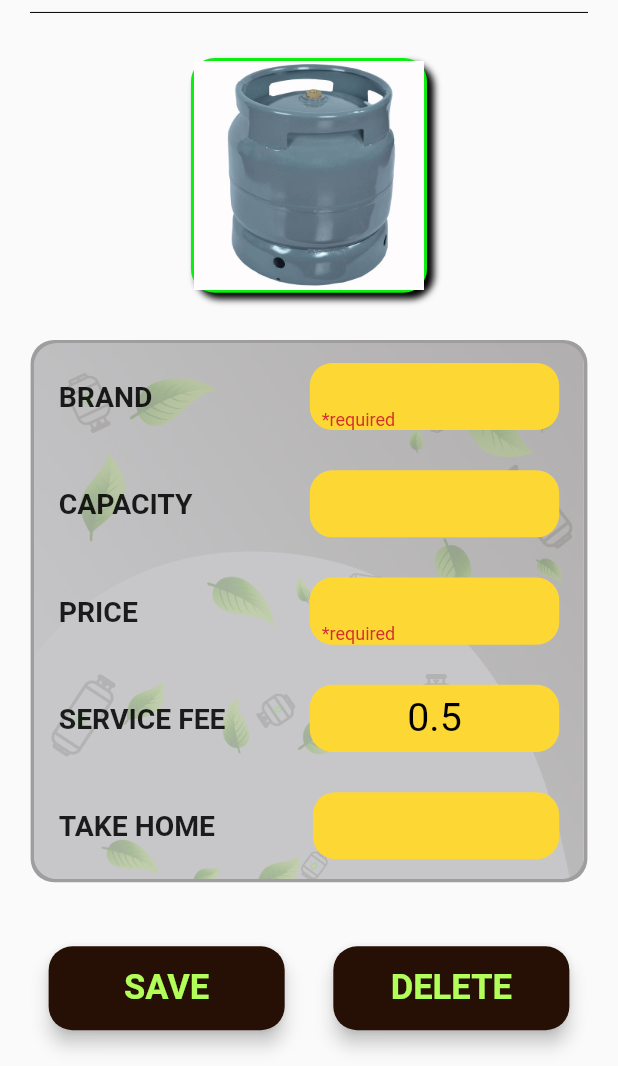
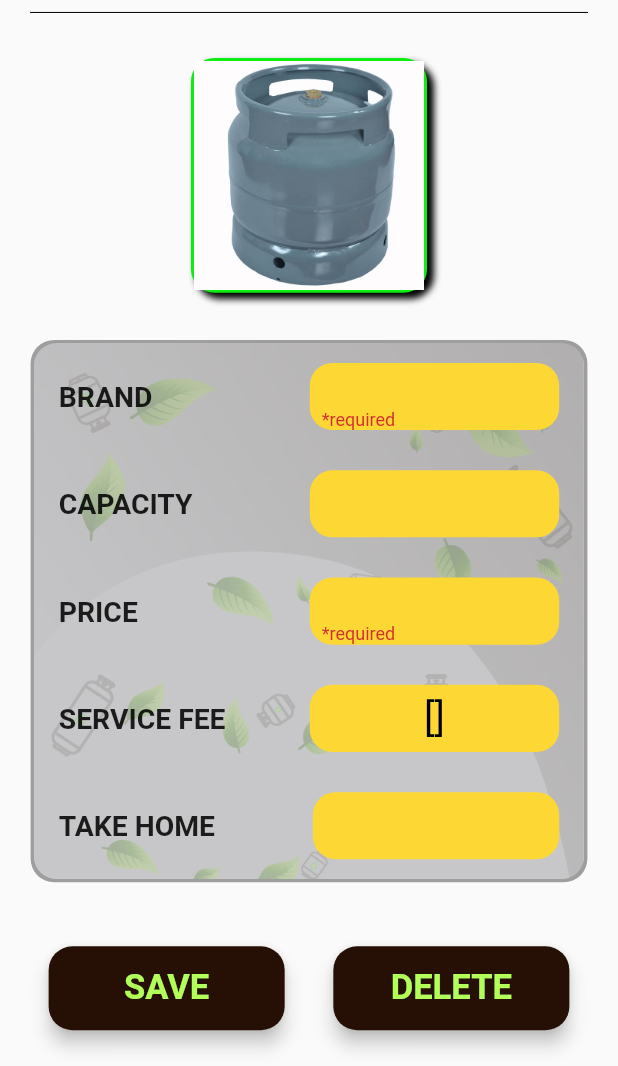
Before and after one commit to hillarymutaik/kelivog, a Flutter app: the SellDetails screen opened directly with empty values, after a tap on "SAVE", on a phone screen of 412 x 824 dp, the part 170-1236 px from its top. Run offline on Flutter 3.47's test engine with Material 2 defaults, Android fonts, the light colour scheme and no system bars; our stand-ins replace faker, flutter_screenutil, flutter_svg, form_field_validator, geocoding, geolocator and 3 more; accounts and stored records are empty; project files that could hold a hidden picture were left out.

Commit message:
Update 6kg_sell_details.dart

```diff
--- a/lib/Screens/6kg_sell_details.dart
+++ b/lib/Screens/6kg_sell_details.dart
@@ -34,12 +34,11 @@ class _SellDetailsState extends State<SellDetails> {
   late double price;
   late double serviceFee;
 
-  void _calculateDiscount() {
+  void _calculateTakeHome() {
     setState(() {
       savedAmount = price * serviceFee;
       takeHome = price - (price * serviceFee);
     });
-
     print(takeHome);
 
   }
@@ -314,7 +313,7 @@ class _SellDetailsState extends State<SellDetails> {
                                     color: Colors.yellow[600],
                                     borderRadius: BorderRadius.circular(15)),
                                 child: Center(
-                                    child: Text('0.5',
+                                    child: Text(fees.toString(),
                                         style: TextStyle(
                                             color: Colors.black,
                                             fontSize: 25.sp))),
@@ -323,65 +322,7 @@ class _SellDetailsState extends State<SellDetails> {
                           ],
                         ),
                       ),
-
-                      //rowItem('SERVICE FEE',details: fees.toString()),
                       rowItem('TAKE HOME',details: fees.toString()),
-
-                      // rowItem('SERVICE FEE', widget.fee.toString() ),
-                      // rowItem('TAKE HOME',
-                      //     (priceController.toString() + widget.fee).toString()),
-
-                      // Padding(
-                      //   padding: EdgeInsets.symmetric(
-                      //       vertical: 12.h, horizontal: 16.w),
-                      //   child: Row(
-                      //     children: [
-                      //       Expanded(
-                      //         child: Text("TAKE HOME",
-                      //             style: TextStyle(
-                      //               fontSize: 18.sp,
-                      //               fontWeight: FontWeight.bold,
-                      //             )),
-                      //       ),
-                      //       SizedBox(width: 1.w),
-                      //       Expanded(
-                      //         child: Container(
-                      //           width: 90.w,
-                      //           height: 40.h,
-                      //           decoration: BoxDecoration(
-                      //               color: Colors.yellow[600],
-                      //               borderRadius: BorderRadius.circular(15)),
-                      //           child: Center(
-                      //             //child: Text(serviceFeeController.text),
-                      //             child: TextFormField(
-                      //               onChanged: (value) {
-                      //                 setState(() {
-                      //                   newPrice = originalPrice-discount;                                      });
-                      //               },
-                      //               showCursor: true,
-                      //               cursorColor: Colors.black,
-                      //               keyboardType: TextInputType.number,
-                      //               textAlign: TextAlign.center,
-                      //               style: const TextStyle(
-                      //                 fontSize: 20.0,
-                      //                 height: 2.0,
-                      //                 color: Colors.black,
-                      //               ),
-                      //               decoration: const InputDecoration(
-                      //                 contentPadding: EdgeInsets.only(
-                      //                     top: 1.0, bottom: 100.0, left: 8.0),
-                      //                 border: OutlineInputBorder(
-                      //                   borderRadius: BorderRadius.all(
-                      //                       Radius.circular(15.0)),
-                      //                 ),
-                      //               ),
-                      //             ),
-                      //           ),
-                      //         ),
-                      //       ),
-                      //     ],
-                      //   ),
-                      // ),
                     ],
                   ),
                 ),
@@ -392,6 +333,7 @@ class _SellDetailsState extends State<SellDetails> {
                 children: [
                   ElevatedButton(
                           onPressed: () async {
+                            _calculateTakeHome;
                             context.read<LoadingProvider>().setLoad(true);
                             if (_formKey.currentState!.validate()) {
                             UploadData(
```
